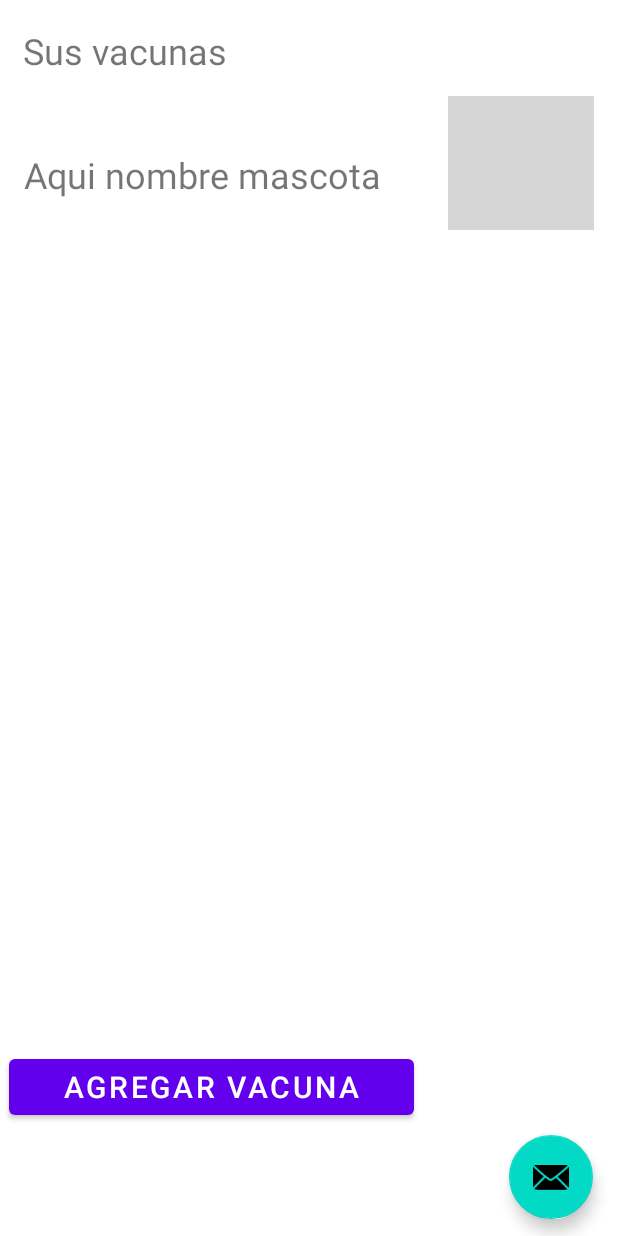
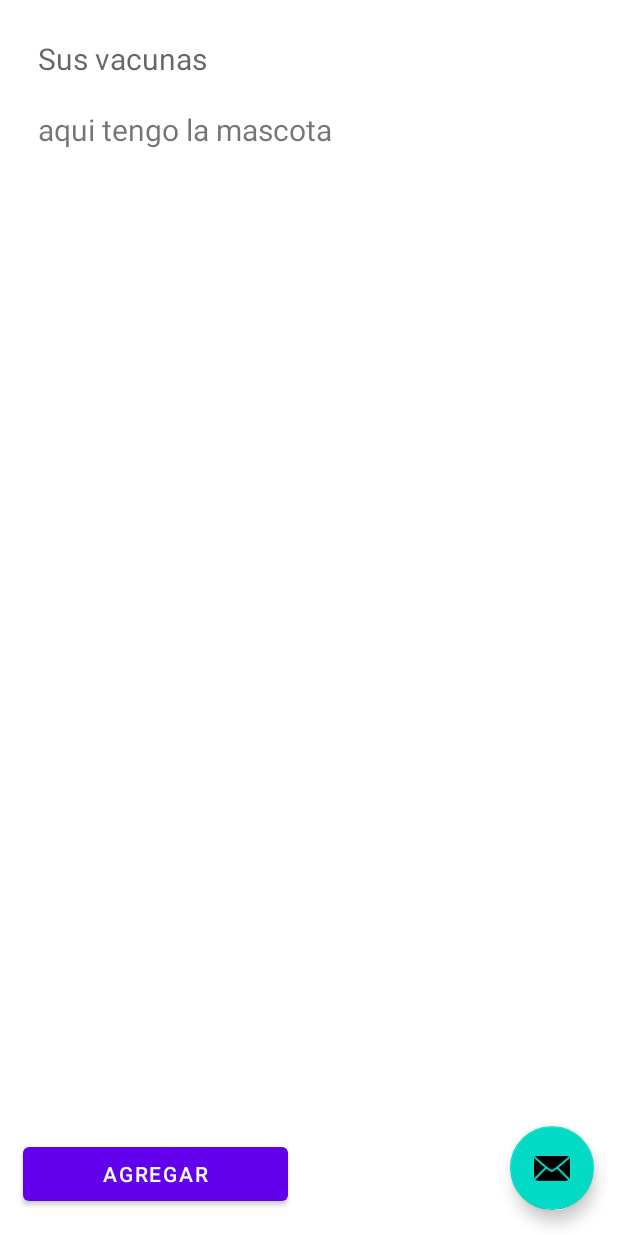
Before and after one commit to manuugit/PetdarAPP, an Android app: the layout vacunas.xml on its own in the app's theme, with its tools: preview values and no code run, on a phone screen of 412 x 824 dp. Run offline under Robolectric (Android 15) with nearby library versions, the light colour scheme and no system bars; grey boxes are pictures that could not be loaded.

Commit message:
vista responsive solucionado

```diff
--- a/app/src/main/AndroidManifest.xml
+++ b/app/src/main/AndroidManifest.xml
@@ -21,6 +21,8 @@
                 <category android:name="android.intent.category.LAUNCHER" />
             </intent-filter>
         </activity>
+
+        <activity android:name=".VistaVacuna"/>
         <activity android:name=".VacunaNueva"/>
     </application>
 
--- a/app/src/main/java/co/edu/upb/petdarapp/DatePickerFragment.java
+++ /dev/null
@@ -1,38 +0,0 @@
-package co.edu.upb.petdarapp;
-
-import android.app.DatePickerDialog;
-import android.app.Dialog;
-import android.os.Bundle;
-import android.widget.DatePicker;
-import androidx.fragment.app.DialogFragment;
-
-import java.util.Calendar;
-
-public class DatePickerFragment extends DialogFragment
-    implements DatePickerDialog.OnDateSetListener {
-
-    private DatePickerDialog.OnDateSetListener listener;
-
-    public static DatePickerFragment newInstance (DatePickerDialog.OnDateSetListener listener){
-        DatePickerFragment fragment = new DatePickerFragment();
-        fragment.setListener(listener);
-        return fragment;
-    }
-
-    public void setListener(DatePickerDialog.OnDateSetListener listener){
-        this.listener = listener;
-    }
-    @Override
-    public Dialog onCreateDialog(Bundle savedInstanceState){
-        final Calendar c = Calendar.getInstance();
-        int year = c.get(Calendar.YEAR);
-        int month= c.get(Calendar.MONTH);
-        int day = c.get(Calendar.DAY_OF_MONTH);
-
-        return new DatePickerDialog(getActivity(),this, year, month, day);
-
-    }
-    public void onDateSet(DatePicker datePicker, int i, int i1, int i2) {
-
-    }
-}
--- a/app/src/main/java/co/edu/upb/petdarapp/MainActivity.java
+++ b/app/src/main/java/co/edu/upb/petdarapp/MainActivity.java
@@ -19,7 +19,7 @@ public class MainActivity extends AppCompatActivity {
         btn_vac.setOnClickListener(new View.OnClickListener() {
             @Override
             public void onClick(View view) {
-                Intent i = new Intent(MainActivity.this, VacunaNueva.class);
+                Intent i = new Intent(MainActivity.this, VistaVacuna.class);
                 startActivity(i);
             }
         });
--- a/app/src/main/java/co/edu/upb/petdarapp/Vacunas.java
+++ b/app/src/main/java/co/edu/upb/petdarapp/VistaVacuna.java
@@ -3,12 +3,13 @@ package co.edu.upb.petdarapp;
 import android.os.Bundle;
 import androidx.appcompat.app.AppCompatActivity;
 
-public class Vacunas extends AppCompatActivity {
+public class VistaVacuna extends AppCompatActivity {
 
     @Override
     protected void onCreate(Bundle savedInstanceState) {
         super.onCreate(savedInstanceState);
         setContentView(R.layout.vacunas);
+
     }
 
 }
--- a/app/src/main/res/layout/citas.xml
+++ b/app/src/main/res/layout/citas.xml
@@ -4,7 +4,7 @@
     xmlns:tools="http://schemas.android.com/tools"
     android:layout_width="match_parent"
     android:layout_height="match_parent"
-    tools:context=".Vacunas">
+    tools:context=".ListaVacuna">
 
     <com.google.android.material.floatingactionbutton.FloatingActionButton
         android:id="@+id/fab2"
--- a/app/src/main/res/layout/vacunas.xml
+++ b/app/src/main/res/layout/vacunas.xml
@@ -1,42 +1,20 @@
 <?xml version="1.0" encoding="utf-8"?>
-<androidx.constraintlayout.widget.ConstraintLayout xmlns:android="http://schemas.android.com/apk/res/android"
+<RelativeLayout xmlns:android="http://schemas.android.com/apk/res/android"
     xmlns:app="http://schemas.android.com/apk/res-auto"
     xmlns:tools="http://schemas.android.com/tools"
     android:layout_width="match_parent"
     android:layout_height="match_parent"
-    tools:context=".Vacunas">
-
-    <TextView
-        android:id="@+id/textView3"
-        android:layout_width="382dp"
-        android:layout_height="34dp"
-        android:textSize="24sp"
-        app:layout_constraintBottom_toBottomOf="parent"
-        app:layout_constraintEnd_toEndOf="parent"
-        app:layout_constraintStart_toStartOf="parent"
-        app:layout_constraintTop_toTopOf="parent"
-        app:layout_constraintVertical_bias="0.022"
-        tools:text="Sus vacunas" />
-
-    <TextView
-        android:id="@+id/textView7"
-        android:layout_width="277dp"
-        android:layout_height="47dp"
-        android:textSize="24sp"
-        app:layout_constraintBottom_toBottomOf="parent"
-        app:layout_constraintEnd_toEndOf="parent"
-        app:layout_constraintHorizontal_bias="0.119"
-        app:layout_constraintStart_toStartOf="parent"
-        app:layout_constraintTop_toBottomOf="@+id/textView3"
-        app:layout_constraintVertical_bias="0.067"
-        tools:text="Aqui nombre mascota" />
+    tools:context=".VistaVacuna">
 
     <com.google.android.material.floatingactionbutton.FloatingActionButton
         android:id="@+id/fab2"
         android:layout_width="wrap_content"
         android:layout_height="wrap_content"
+        android:layout_alignParentEnd="true"
+        android:layout_alignParentBottom="true"
         android:layout_gravity="bottom|end"
-        android:layout_marginBottom="2dp"
+        android:layout_marginEnd="16dp"
+        android:layout_marginBottom="17dp"
         android:contentDescription="@string/app_name"
         app:layout_constraintBottom_toBottomOf="parent"
         app:layout_constraintEnd_toEndOf="parent"
@@ -46,38 +24,57 @@
         app:layout_constraintVertical_bias="0.988"
         app:srcCompat="@android:drawable/ic_dialog_email" />
 
-    <ImageView
-        android:id="@+id/imageView"
-        android:layout_width="97dp"
-        android:layout_height="89dp"
-        android:layout_marginStart="4dp"
-        android:layout_marginTop="64dp"
-        app:layout_constraintEnd_toEndOf="parent"
-        app:layout_constraintHorizontal_bias="0.058"
-        app:layout_constraintStart_toEndOf="@+id/textView7"
-        app:layout_constraintTop_toTopOf="parent"
-        tools:src="@tools:sample/avatars" />
+    <TextView
+        android:id="@+id/textView3"
+        android:layout_width="wrap_content"
+        android:layout_height="wrap_content"
+        android:layout_alignParentStart="true"
+        android:layout_alignParentTop="true"
+        android:layout_alignParentEnd="true"
+        android:layout_marginStart="25dp"
+        android:layout_marginTop="25dp"
+        android:layout_marginEnd="100dp"
+        android:hint="@string/ttxb_titulo3"
+        android:textSize="20sp" />
+
+    <TextView
+        android:id="@+id/txb_mascota"
+        android:layout_width="wrap_content"
+        android:layout_height="wrap_content"
+        android:layout_below="@+id/textView3"
+        android:layout_alignParentStart="true"
+        android:layout_alignParentEnd="true"
+        android:layout_marginStart="25dp"
+        android:layout_marginTop="20dp"
+        android:layout_marginEnd="100dp"
+        android:text="aqui tengo la mascota"
+        android:textSize="20sp" />
 
     <ListView
-        android:layout_width="398dp"
-        android:layout_height="426dp"
-        app:layout_constraintBottom_toBottomOf="parent"
-        app:layout_constraintTop_toTopOf="@+id/textView3"
-        app:layout_constraintVertical_bias="0.586"
-        tools:layout_editor_absoluteX="6dp"
-        tools:ignore="MissingConstraints" />
+        android:id="@+id/lista_vacunas"
+        android:layout_width="340dp"
+        android:layout_height="296dp"
+        android:layout_above="@+id/button"
+        android:layout_below="@+id/txb_mascota"
+        android:layout_alignParentStart="true"
+        android:layout_alignParentEnd="true"
+        android:layout_marginStart="25dp"
+        android:layout_marginTop="20dp"
+        android:layout_marginEnd="25dp"
+        android:layout_marginBottom="10dp">
+
+    </ListView>
 
     <Button
-        android:id="@+id/btn_vistaVacuna"
-        android:layout_width="270dp"
-        android:layout_height="49dp"
-        android:text="Agregar vacuna"
-        android:textSize="20sp"
-        app:layout_constraintBottom_toBottomOf="parent"
-        app:layout_constraintEnd_toEndOf="parent"
-        app:layout_constraintHorizontal_bias="0.042"
-        app:layout_constraintStart_toStartOf="parent"
-        app:layout_constraintTop_toTopOf="parent"
-        app:layout_constraintVertical_bias="0.904" />
+        android:id="@+id/button"
+        android:layout_width="wrap_content"
+        android:layout_height="wrap_content"
+        android:layout_alignParentStart="true"
+        android:layout_alignParentEnd="true"
+        android:layout_alignParentBottom="true"
+        android:layout_marginStart="15dp"
+        android:layout_marginEnd="220dp"
+        android:layout_marginBottom="17dp"
+        android:text="@string/tbtn_agregarV" />
 
-</androidx.constraintlayout.widget.ConstraintLayout>
+</RelativeLayout>
--- a/app/src/main/res/navigation/nav_graph.xml
+++ b/app/src/main/res/navigation/nav_graph.xml
@@ -17,7 +17,7 @@
     </fragment>
     <fragment
         android:id="@+id/SecondFragment"
-        android:name="co.edu.upb.petdarapp.Vacunas"
+        android:name="co.edu.upb.petdarapp.ListaVacuna"
         android:label="@string/second_fragment_label"
         tools:layout="@layout/citas">
 
--- a/app/src/main/res/values/strings.xml
+++ b/app/src/main/res/values/strings.xml
@@ -19,6 +19,7 @@
     <string name="ttxb_vacuna">Vacuna</string>
     <string name="ttxb_vacunador">Vacunador</string>
     <string name="ttxb_pfecha">Próxima vacunación</string>
+    <string name="ttxb_titulo3">Sus vacunas</string>
 
 
 </resources>
```
Also changed, not shown: app/src/main/res/drawable/icono_vacuna.png (added).
